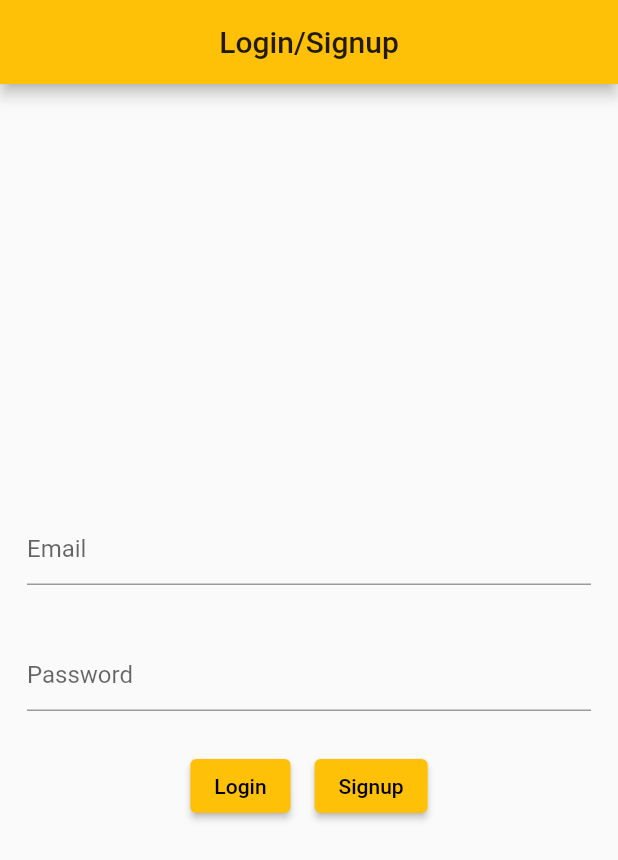
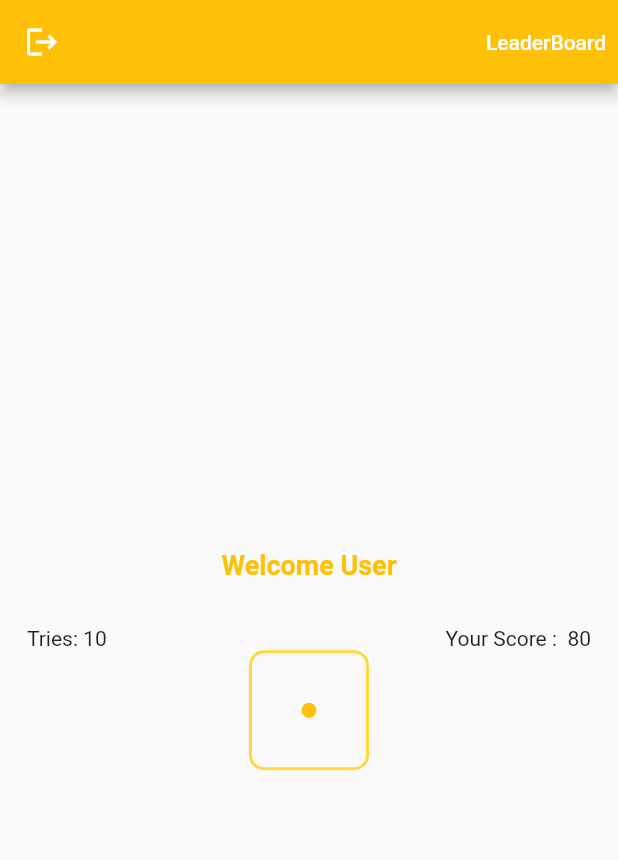
Before and after one commit to utkarshsharma2922/dice_game, a Flutter app: the screen it shows after launch, on a phone screen of 412 x 824 dp. Shown: the top 860 px of the screen. Run offline on Flutter 3.47's test engine with Material 2 defaults, Android fonts, the phone set to English and light mode, and no system bars; our stand-ins replace firebase_auth, firebase_core; accounts and stored records are empty.

Commit message:
Added dice ui and random number generation logic.

```diff
--- a/lib/main.dart
+++ b/lib/main.dart
@@ -1,4 +1,5 @@
 import 'package:dice_game/ui/authentication.dart';
+import 'package:dice_game/ui/home_page.dart';
 import 'package:dice_game/util/constants.dart';
 import 'package:firebase_core/firebase_core.dart';
 import 'package:flutter/material.dart';
@@ -18,7 +19,7 @@ class DiceApp extends StatelessWidget {
       theme: ThemeData(
         primarySwatch: THEME_COLOR,
       ),
-      home: AuthenticationScreen(),
+      home: HomePage(),
     );
   }
 }
--- a/lib/ui/authentication.dart
+++ b/lib/ui/authentication.dart
@@ -1,5 +1,5 @@
 import 'package:dice_game/services/authenticator_service.dart';
-import 'package:dice_game/shared_ui/loader.dart';
+import 'package:dice_game/ui/shared_ui/loader.dart';
 import 'package:dice_game/util/validator.dart';
 import 'package:flutter/material.dart';
 class AuthenticationScreen extends StatefulWidget {
--- /dev/null
+++ b/lib/ui/home_page.dart
@@ -0,0 +1,58 @@
+import 'package:dice_game/ui/widgets/dice.dart';
+import 'package:dice_game/util/constants.dart';
+import 'package:flutter/material.dart';
+class HomePage extends StatefulWidget {
+  @override
+  _HomePageState createState() => _HomePageState();
+}
+
+class _HomePageState extends State<HomePage> {
+  @override
+  Widget build(BuildContext context) {
+    return Scaffold(
+      appBar: AppBar(
+        leading:  IconButton(icon: Icon(Icons.logout,color: Colors.white,), onPressed: (){
+
+        }),
+        actions: [
+          TextButton(
+            child: Text("LeaderBoard",style: TextStyle(
+              color: Colors.white
+            ),),
+            onPressed: (){
+
+            },
+          ),
+        ],
+      ),
+      body: Center(
+        child: Padding(
+          padding: const EdgeInsets.all(18.0),
+          child: Column(
+            mainAxisAlignment: MainAxisAlignment.center,
+            crossAxisAlignment: CrossAxisAlignment.center,
+            mainAxisSize: MainAxisSize.max,
+            children: [
+              Text("Welcome User",style: TextStyle(
+                color: Colors.amber,
+                fontWeight: FontWeight.bold,
+                fontSize: 18.0
+              ),),
+              SizedBox(
+                height: 30,
+              ),
+              Row(
+                mainAxisAlignment: MainAxisAlignment.spaceBetween,
+                children: [
+                  Text("Tries: 10"),
+                  Text("Your Score :  80")
+                ],
+              ),
+              Dice()
+            ],
+          ),
+        ),
+      ),
+    );
+  }
+}
--- /dev/null
+++ b/lib/ui/widgets/dice.dart
@@ -0,0 +1,76 @@
+import 'dart:async';
+import 'dart:math';
+
+import 'package:dice_game/util/constants.dart';
+import 'package:flutter/material.dart';
+
+class Dice extends StatefulWidget {
+  @override
+  _DiceState createState() => _DiceState();
+}
+
+class _DiceState extends State<Dice> {
+
+  final int numberOfRolls = 3;
+  final List<String>numberPatterns = [
+    '4',
+    '2,6',
+    '2,4,6',
+    '0,2,6,8',
+    '0,2,4,6,8',
+    '0,1,2,6,7,8'
+  ];
+
+  int _currentRollCount = 0;
+  int _diceNumber = 0;
+
+  @override
+  void initState() {
+    super.initState();
+    _roll();
+  }
+
+
+  @override
+  Widget build(BuildContext context) {
+    return Container(
+      height: 80,
+      width: 80,
+      decoration: BoxDecoration(
+        borderRadius: BorderRadius.circular(10),
+        border: Border.all(color: Colors.amberAccent,width: 2.0)
+      ),
+      child: GridView.builder(gridDelegate: new SliverGridDelegateWithFixedCrossAxisCount(crossAxisCount: 3),
+          itemBuilder: (context,index){
+        print("Random Number : $_diceNumber");
+        bool contains = numberPatterns[_diceNumber].split(",").map((e) => int.parse(e)).contains(index);
+        return Container(
+          child: Center(
+            child: Container(
+              width: 10,
+              height: 10,
+              decoration: BoxDecoration(
+                border: contains?Border.all(color: THEME_COLOR):Border.all(color: Colors.transparent),
+                borderRadius: BorderRadius.circular(5),
+                color: contains ? THEME_COLOR : Colors.transparent
+              ),
+            ),
+          ),
+        );
+      },itemCount: 9,),
+    );
+  }
+
+  _roll(){
+    Timer.periodic(Duration(seconds: 1), (timer) {
+      if (_currentRollCount > numberOfRolls) {
+        timer.cancel();
+      }else{
+        setState(() {
+          _diceNumber = Random().nextInt(5);
+          _currentRollCount ++;
+        });
+      }
+    });
+  }
+}
```
Also changed, not shown: lib/ui/shared_ui/loader.dart (renamed from lib/shared_ui/loader.dart), 1 other file.
